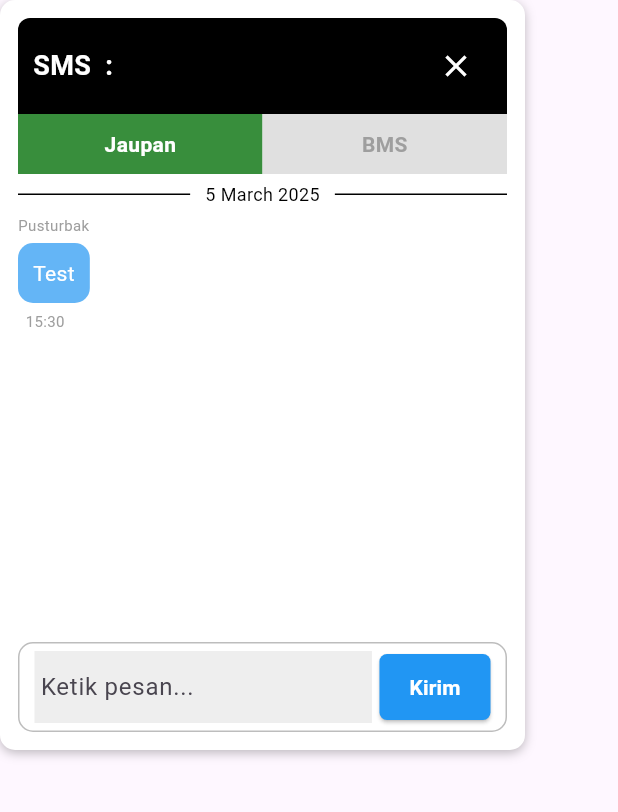
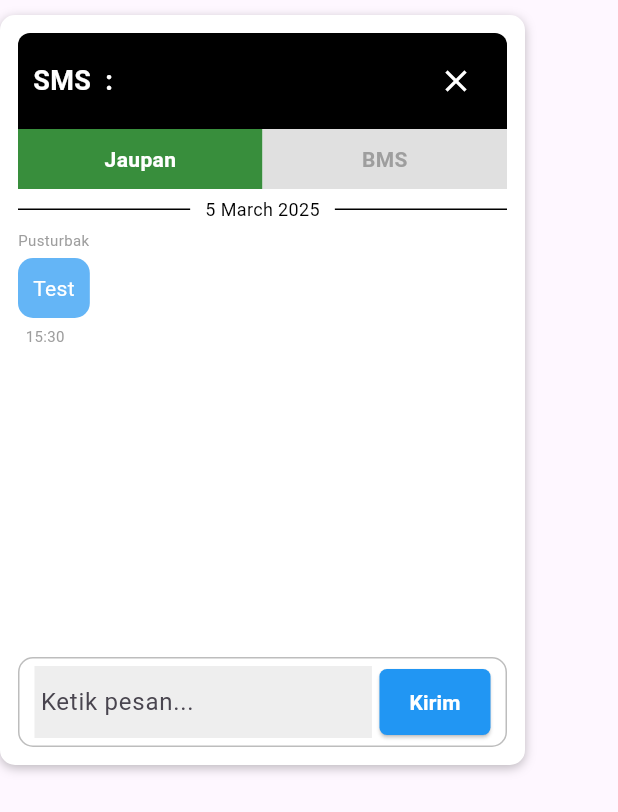
Before and after one commit to sabrinaananta/Pusturbak_MortirPindad, a Flutter app: the SMSPage widget shown alone on an empty page, opened directly with empty values, on a phone screen of 412 x 824 dp. Shown: the top 812 px of the screen. Run offline on Flutter 3.47's test engine with Material 3 defaults, Android fonts, the phone set to English and light mode, and no system bars; our stand-ins replace flutter_feather_icons, flutter_map, geolocator, latlong2, sensors_plus.

Commit message:
four commit

```diff
--- a/lib/maps/mapscreen.dart
+++ b/lib/maps/mapscreen.dart
@@ -87,7 +87,6 @@ class _MapScreenState extends State<MapScreen> {
           height: 100,
           builder: (context) => GestureDetector(
           onTap: () => _showMarketInfo(markerData),
-
             child: Column(
               mainAxisSize: MainAxisSize.min,
               children: [
@@ -117,7 +116,6 @@ class _MapScreenState extends State<MapScreen> {
             ),
           ),
         ),
-
       );
     });
   }
@@ -451,9 +449,6 @@ class _MapScreenState extends State<MapScreen> {
     ],
   ),
 ),
-
-
-
         ],
       ),
     );
--- a/lib/pusat/chat_popup.dart
+++ b/lib/pusat/chat_popup.dart
@@ -1,6 +1,6 @@
 import 'package:flutter/material.dart';
 
-// widget pop-up yang menampilkan tampilan chat
+// widget pop-up chat utama
 class SMSPage extends StatefulWidget {
   final VoidCallback onClose;
 
@@ -10,9 +10,9 @@ class SMSPage extends StatefulWidget {
   _SMSPageState createState() => _SMSPageState();
 }
 
-// Struktur Komponen
+
 class _SMSPageState extends State<SMSPage> {
-  // variabel utama
+  // smspage state
   final TextEditingController _controller = TextEditingController();
 
   List<String> jaupanMessages = ["Test"];
@@ -34,15 +34,18 @@ class _SMSPageState extends State<SMSPage> {
     }
   }
 
+// ui tampilan utama
   @override
   Widget build(BuildContext context) {
     return SingleChildScrollView(
     child: Container(
+      margin: EdgeInsets.only(top: 10),
       width: 350,
       constraints: BoxConstraints(
         maxHeight: 600,
       ),
       padding: EdgeInsets.all(10),
+
         decoration: BoxDecoration(
           color: Colors.white,
           borderRadius: BorderRadius.circular(10),
@@ -89,7 +92,7 @@ class _SMSPageState extends State<SMSPage> {
               ),
             ),
 
-            //pilih jaupan atau bms
+
             Container(
               height: 40,
               decoration: BoxDecoration(
@@ -147,7 +150,6 @@ class _SMSPageState extends State<SMSPage> {
               ),
             ),
 
-
             Padding(
               padding: const EdgeInsets.symmetric(vertical: 5),
               child: Row(
@@ -163,7 +165,6 @@ class _SMSPageState extends State<SMSPage> {
               ),
             ),
 
-            // Daftar Pesan
             Container(
               height: 280,
               child: ListView.builder(
@@ -208,7 +209,6 @@ class _SMSPageState extends State<SMSPage> {
               ),
             ),
 
-            // Inputan dan Tombol Kirim
             Container(
               decoration: BoxDecoration(
                 border: Border.all(color: Colors.black26),
--- a/lib/pusat/compas_popup.dart
+++ b/lib/pusat/compas_popup.dart
@@ -1,7 +1,8 @@
 import 'package:flutter/material.dart';
-import 'package:sensors_plus/sensors_plus.dart';
+import 'package:sensors_plus/sensors_plus.dart'; // untuk akses sensor perangkat
 import 'dart:math' as math;
 
+// komponen utama
 class CompassWidget extends StatefulWidget {
   @override
   _CompassWidgetState createState() => _CompassWidgetState();
@@ -14,7 +15,6 @@ class _CompassWidgetState extends State<CompassWidget> {
   void initState() {
     super.initState();
     accelerometerEvents.listen((AccelerometerEvent event) {
-      // basic kalkulasi
       double direction = math.atan2(event.y, event.x) * (180 / math.pi);
       setState(() {
         _direction = direction;
@@ -22,6 +22,7 @@ class _CompassWidgetState extends State<CompassWidget> {
     });
   }
 
+// tampilan widget
   @override
   Widget build(BuildContext context) {
     return Transform.rotate(
--- a/lib/pusat/daftarobjek.dart
+++ b/lib/pusat/daftarobjek.dart
@@ -3,11 +3,13 @@ import 'dart:async';
 import 'dart:math' as math;
 import 'package:flutter/foundation.dart' show kIsWeb;
 
+// komponen utama
 class CompassWidget extends StatefulWidget {
   @override
   _CompassWidgetState createState() => _CompassWidgetState();
 }
 
+// ui tampilan kompas
 class _CompassWidgetState extends State<CompassWidget> {
   @override
   Widget build(BuildContext context) {
--- a/lib/pusat/daftartembak.dart
+++ b/lib/pusat/daftartembak.dart
@@ -15,6 +15,7 @@ class DaftarTembakPage extends StatelessWidget {
       'jenis': 'Tajam',
     });
 
+// ui tampilan utama
     return Container(
       width: 400,
       height: 500,
--- a/lib/pusat/datasasaran.dart
+++ b/lib/pusat/datasasaran.dart
@@ -1,5 +1,6 @@
 import 'package:flutter/material.dart';
 
+// komponen utama
 class DataSasaranPage extends StatefulWidget {
   final VoidCallback onClose;
 
@@ -8,6 +9,8 @@ class DataSasaranPage extends StatefulWidget {
   @override
   _DataSasaranPageState createState() => _DataSasaranPageState();
 }
+
+// menyimpan index gambar
 
 class _DataSasaranPageState extends State<DataSasaranPage> {
   int selectedIndex = -1;
@@ -107,6 +110,7 @@ class _DataSasaranPageState extends State<DataSasaranPage> {
     });
   }
 
+// gidget utama
   @override
   Widget build(BuildContext context) {
     return Container(
--- a/lib/pusat/image_popup.dart
+++ b/lib/pusat/image_popup.dart
@@ -1,5 +1,6 @@
 import 'package:flutter/material.dart';
 
+// widget menampilkan pop up
 class ImagePopup extends StatelessWidget {
   final VoidCallback onClose;
 
@@ -28,6 +29,7 @@ class ImagePopup extends StatelessWidget {
           child: Column(
             crossAxisAlignment: CrossAxisAlignment.start,
             children: [
+              // header pop up
               Container(
                 width: double.infinity,
                 padding: EdgeInsets.symmetric(vertical: 8, horizontal: 15),
@@ -69,6 +71,7 @@ class ImagePopup extends StatelessWidget {
     );
   }
 
+// widget tampilan gambar
   Widget _buildImageItem(String imagePath, String fileName) {
     return Padding(
       padding: const EdgeInsets.symmetric(vertical: 5),
--- a/lib/pusat/informasiperangkat.dart
+++ b/lib/pusat/informasiperangkat.dart
@@ -1,5 +1,6 @@
 import 'package:flutter/material.dart';
 
+// komponen utama
 class InformasiPerangkatDialog extends StatelessWidget {
   const InformasiPerangkatDialog({super.key});
 
@@ -14,7 +15,8 @@ class InformasiPerangkatDialog extends StatelessWidget {
       child: Container(
         width: 400,
         padding: const EdgeInsets.all(16),
-        child: SingleChildScrollView(  // Add this widget for scrolling
+        // dibikin scroll
+        child: SingleChildScrollView(
           child: Column(
             mainAxisSize: MainAxisSize.min,
             children: [
@@ -72,7 +74,7 @@ class InformasiPerangkatDialog extends StatelessWidget {
                     padding: const EdgeInsets.symmetric(horizontal: 16, vertical: 8),
                   ),
                   onPressed: () {
-                    // Aksi ketika tombol Status Sensor ditekan
+                    // aksi untuk tombol Status Sensor ditekan
                   },
                   child: const Text(
                     "Status Sensor",
--- a/lib/pusat/kopucuk.dart
+++ b/lib/pusat/kopucuk.dart
@@ -1,6 +1,8 @@
 import 'package:flutter/material.dart';
 
+// widget dialog kopucuk
 class InputKoPucukPopup extends StatelessWidget {
+  // controler untuk mengelola inputannya
   final TextEditingController idPucukController = TextEditingController();
   final TextEditingController latitudeController = TextEditingController();
   final TextEditingController longitudeController = TextEditingController();
--- a/lib/pusat/profile.dart
+++ b/lib/pusat/profile.dart
@@ -70,7 +70,7 @@ class DashboardPengaturanPage extends StatelessWidget {
                       child: Column(
                         crossAxisAlignment: CrossAxisAlignment.start,
                         children: [
-                          // Mengubah ListTile menjadi Container dengan BoxDecoration
+
                           Container(
                             decoration: BoxDecoration(
                               border: Border(
@@ -102,7 +102,6 @@ class DashboardPengaturanPage extends StatelessWidget {
                               leading: Icon(Icons.devices, color: Colors.black),
                               title: Text("Data Perangkat"),
                               onTap: () {
-                                // Navigasi ke DataPerangkatPage
                                 Navigator.push(
                                   context,
                                   MaterialPageRoute(
@@ -128,7 +127,7 @@ class DashboardPengaturanPage extends StatelessWidget {
                       ),
                     ),
 
-                    // Konten Tengah
+
                     Expanded(
                       child: Padding(
                         padding: const EdgeInsets.symmetric(
--- a/lib/pusat/setting.dart
+++ b/lib/pusat/setting.dart
@@ -114,7 +114,7 @@ class _SettingsPageState extends State<SettingsPage> {
     );
   }
 
-  // Widget untuk Tombol Menu Operasi & Konfigurasi
+  // Widget untuk Tombol Menu Operasi dan Konfigurasi
   Widget _menuButton(String title, bool isMenuOperasi) {
     return OutlinedButton(
       style: OutlinedButton.styleFrom(
@@ -135,7 +135,7 @@ class _SettingsPageState extends State<SettingsPage> {
     );
   }
 
-  //  Widget untuk  Pengaturan
+  //  Widget untuk  pengaturan
   Widget _settingTile(String title, IconData icon,
       {bool isLogout = false, VoidCallback? onTap}) {
     return InkWell(
@@ -173,7 +173,7 @@ class _SettingsPageState extends State<SettingsPage> {
     );
   }
 
-  // Widget untuk  Aktifkan Mode Manual
+  // Widget untuk  aktifkan mode manual
   Widget _toggleModeTile() {
     return InkWell(
       onTap: () {
```
Also changed, not shown: lib/pusat/dataperangkat.dart (+4 -18 lines), lib/pusat/kalkulatordeklinasi.dart (+5 -11 lines), lib/pusat/katasandi.dart (+4 -5 lines). Lines whose indentation alone changed are shown as unchanged.
